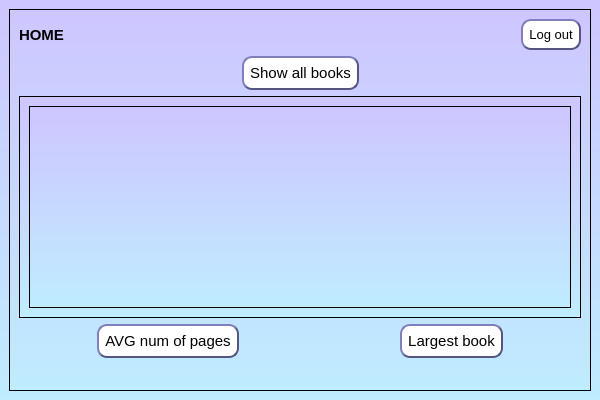
Qt form ui/library.ui (irakliskhirtladze/Book-library) before a commit.
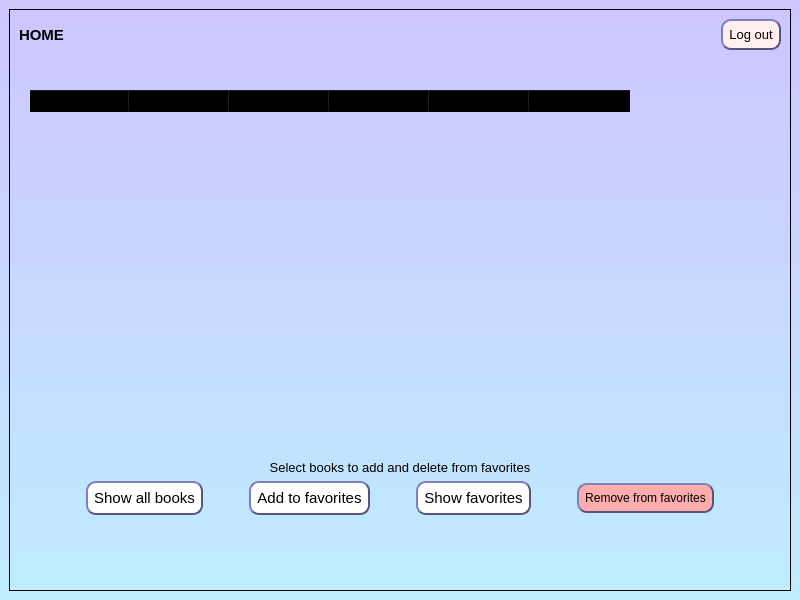
The same form after that commit.

Commit message: Added favorites section and related capabilities

```diff
--- a/ui/library.ui
+++ b/ui/library.ui
@@ -6,14 +6,14 @@
    <rect>
     <x>0</x>
     <y>0</y>
-    <width>600</width>
-    <height>400</height>
+    <width>800</width>
+    <height>600</height>
    </rect>
   </property>
   <property name="minimumSize">
    <size>
-    <width>600</width>
-    <height>400</height>
+    <width>800</width>
+    <height>600</height>
    </size>
   </property>
   <property name="windowTitle">
@@ -35,6 +35,24 @@
       <layout class="QGridLayout" name="gridLayout_3">
        <item row="0" column="0">
         <layout class="QGridLayout" name="gridLayout_2">
+         <item row="1" column="0">
+          <widget class="QLabel" name="label_3">
+           <property name="font">
+            <font>
+             <pointsize>11</pointsize>
+            </font>
+           </property>
+           <property name="styleSheet">
+            <string notr="true">background-color: transparent</string>
+           </property>
+           <property name="text">
+            <string/>
+           </property>
+           <property name="alignment">
+            <set>Qt::AlignCenter</set>
+           </property>
+          </widget>
+         </item>
          <item row="0" column="0">
           <layout class="QHBoxLayout" name="horizontalLayout_3">
            <item>
@@ -94,7 +112,7 @@
              </property>
              <property name="styleSheet">
               <string notr="true">QPushButton {
-background-color:white;
+background-color:rgb(255, 239, 239);
 border-style:outset;
 border-width:2px;
 border-color:rgb(85, 85, 127);
@@ -114,10 +132,12 @@
            </item>
           </layout>
          </item>
-         <item row="1" column="0">
-          <layout class="QHBoxLayout" name="horizontalLayout">
+         <item row="4" column="0">
+          <layout class="QVBoxLayout" name="verticalLayout">
            <item>
-            <spacer name="horizontalSpacer">
+            <layout class="QHBoxLayout" name="horizontalLayout_2">
+             <item>
+              <spacer name="horizontalSpacer_3">
              <property name="orientation">
               <enum>Qt::Horizontal</enum>
              </property>
@@ -157,10 +177,13 @@
             </widget>
            </item>
            <item>
-            <spacer name="horizontalSpacer_2">
+              <spacer name="horizontalSpacer">
              <property name="orientation">
               <enum>Qt::Horizontal</enum>
              </property>
+               <property name="sizeType">
+                <enum>QSizePolicy::Fixed</enum>
+               </property>
              <property name="sizeHint" stdset="0">
               <size>
                <width>40</width>
@@ -169,10 +192,208 @@
              </property>
             </spacer>
            </item>
-          </layout>
+             <item>
+              <widget class="QPushButton" name="pushButton_2">
+               <property name="font">
+                <font>
+                 <pointsize>11</pointsize>
+                </font>
+               </property>
+               <property name="styleSheet">
+                <string notr="true">QPushButton {
+background-color:white;
+border-style:outset;
+border-width:2px;
+border-color:rgb(85, 85, 127);
+border-radius: 10px;
+min-width: 10em;
+padding:6px
+}
+QPushButton:pressed {
+    background-color: rgb(156, 166, 255);
+    border-style: inset;
+}</string>
+               </property>
+               <property name="text">
+                <string>Add to favorites</string>
+               </property>
+              </widget>
+             </item>
+             <item>
+              <spacer name="horizontalSpacer_4">
+               <property name="orientation">
+                <enum>Qt::Horizontal</enum>
+               </property>
+               <property name="sizeType">
+                <enum>QSizePolicy::Fixed</enum>
+               </property>
+               <property name="sizeHint" stdset="0">
+                <size>
+                 <width>40</width>
+                 <height>20</height>
+                </size>
+               </property>
+              </spacer>
+             </item>
+             <item>
+              <widget class="QPushButton" name="pushButton_4">
+               <property name="font">
+                <font>
+                 <pointsize>11</pointsize>
+                </font>
+               </property>
+               <property name="styleSheet">
+                <string notr="true">QPushButton {
+background-color:white;
+border-style:outset;
+border-width:2px;
+border-color:rgb(85, 85, 127);
+border-radius: 10px;
+min-width: 10em;
+padding:6px
+}
+QPushButton:pressed {
+    background-color: rgb(156, 166, 255);
+    border-style: inset;
+}</string>
+               </property>
+               <property name="text">
+                <string>Show favorites</string>
+               </property>
+              </widget>
+             </item>
+             <item>
+              <spacer name="horizontalSpacer_7">
+               <property name="orientation">
+                <enum>Qt::Horizontal</enum>
+               </property>
+               <property name="sizeType">
+                <enum>QSizePolicy::Fixed</enum>
+               </property>
+               <property name="sizeHint" stdset="0">
+                <size>
+                 <width>40</width>
+                 <height>20</height>
+                </size>
+               </property>
+              </spacer>
+             </item>
+             <item>
+              <widget class="QPushButton" name="pushButton_5">
+               <property name="styleSheet">
+                <string notr="true">QPushButton {
+background-color:rgb(255, 172, 172);
+border-style:outset;
+border-width:2px;
+border-color:rgb(85, 85, 127);
+border-radius: 10px;
+min-width: 10em;
+padding:6px
+}
+QPushButton:pressed {
+    background-color: rgb(255, 112, 112);
+    border-style: inset;
+}</string>
+               </property>
+               <property name="text">
+                <string>Remove from favorites</string>
+               </property>
+              </widget>
+             </item>
+             <item>
+              <spacer name="horizontalSpacer_5">
+               <property name="orientation">
+                <enum>Qt::Horizontal</enum>
+               </property>
+               <property name="sizeHint" stdset="0">
+                <size>
+                 <width>40</width>
+                 <height>20</height>
+                </size>
+               </property>
+              </spacer>
+             </item>
+            </layout>
+           </item>
+           <item>
+            <widget class="QLabel" name="label_7">
+             <property name="styleSheet">
+              <string notr="true">background-color: transparent</string>
+             </property>
+             <property name="text">
+              <string/>
+             </property>
+            </widget>
+           </item>
+           <item>
+            <widget class="QLabel" name="label_4">
+             <property name="font">
+              <font>
+               <pointsize>11</pointsize>
+               <weight>75</weight>
+               <bold>true</bold>
+              </font>
+             </property>
+             <property name="styleSheet">
+              <string notr="true">background-color: transparent</string>
+             </property>
+             <property name="text">
+              <string/>
+             </property>
+             <property name="alignment">
+              <set>Qt::AlignCenter</set>
+             </property>
+            </widget>
+           </item>
+           <item>
+            <layout class="QHBoxLayout" name="horizontalLayout_4">
+             <item>
+              <widget class="QLabel" name="label_6">
+               <property name="font">
+                <font>
+                 <pointsize>11</pointsize>
+                 <weight>75</weight>
+                 <bold>true</bold>
+                </font>
+               </property>
+               <property name="styleSheet">
+                <string notr="true">background-color:transparent</string>
+               </property>
+               <property name="text">
+                <string/>
+               </property>
+               <property name="alignment">
+                <set>Qt::AlignCenter</set>
+               </property>
+              </widget>
+             </item>
+            </layout>
+           </item>
+          </layout>
+         </item>
+         <item row="3" column="0">
+          <widget class="QLabel" name="label_2">
+           <property name="font">
+            <font>
+             <pointsize>10</pointsize>
+            </font>
+           </property>
+           <property name="styleSheet">
+            <string notr="true">background-color:transparent</string>
+           </property>
+           <property name="text">
+            <string>Select books to add and delete from favorites</string>
+           </property>
+           <property name="alignment">
+            <set>Qt::AlignCenter</set>
+           </property>
+          </widget>
          </item>
          <item row="2" column="0">
           <widget class="QScrollArea" name="scrollArea">
+           <property name="styleSheet">
+            <string notr="true">background-color: transparent</string>
+           </property>
            <property name="widgetResizable">
             <bool>true</bool>
            </property>
@@ -184,134 +405,53 @@
              <rect>
               <x>0</x>
               <y>0</y>
-              <width>558</width>
-              <height>206</height>
+              <width>758</width>
+              <height>359</height>
              </rect>
             </property>
             <layout class="QGridLayout" name="gridLayout">
              <item row="0" column="0">
-              <widget class="QTableWidget" name="tableWidget"/>
-             </item>
-            </layout>
-           </widget>
-          </widget>
-         </item>
-         <item row="3" column="0">
-          <layout class="QVBoxLayout" name="verticalLayout">
-           <item>
-            <layout class="QHBoxLayout" name="horizontalLayout_2">
-             <item>
-              <spacer name="horizontalSpacer_3">
-               <property name="orientation">
-                <enum>Qt::Horizontal</enum>
-               </property>
-               <property name="sizeHint" stdset="0">
-                <size>
-                 <width>40</width>
-                 <height>20</height>
-                </size>
-               </property>
-              </spacer>
-             </item>
-             <item>
-              <widget class="QPushButton" name="pushButton_2">
+              <widget class="QTableWidget" name="tableWidget">
+               <column>
+                <property name="text">
+                 <string>Book ID</string>
+                </property>
                <property name="font">
                 <font>
                  <pointsize>11</pointsize>
-                </font>
-               </property>
-               <property name="styleSheet">
-                <string notr="true">QPushButton {
-background-color:white;
-border-style:outset;
-border-width:2px;
-border-color:rgb(85, 85, 127);
-border-radius: 10px;
-min-width: 10em;
-padding:6px
-}
-QPushButton:pressed {
-    background-color: rgb(156, 166, 255);
-    border-style: inset;
-}</string>
-               </property>
+                  <weight>75</weight>
+                  <bold>true</bold>
+                 </font>
+                </property>
+               </column>
+               <column>
                <property name="text">
-                <string>AVG num of pages</string>
-               </property>
-              </widget>
-             </item>
-             <item>
-              <spacer name="horizontalSpacer_4">
-               <property name="orientation">
-                <enum>Qt::Horizontal</enum>
-               </property>
-               <property name="sizeHint" stdset="0">
-                <size>
-                 <width>40</width>
-                 <height>20</height>
-                </size>
-               </property>
-              </spacer>
-             </item>
-             <item>
-              <spacer name="horizontalSpacer_7">
-               <property name="orientation">
-                <enum>Qt::Horizontal</enum>
-               </property>
-               <property name="sizeHint" stdset="0">
-                <size>
-                 <width>40</width>
-                 <height>20</height>
-                </size>
-               </property>
-              </spacer>
-             </item>
-             <item>
-              <widget class="QPushButton" name="pushButton_4">
+                 <string>Name</string>
+                </property>
+                <property name="font">
+                 <font>
+                  <pointsize>11</pointsize>
+                  <weight>75</weight>
+                  <bold>true</bold>
+                 </font>
+                </property>
+               </column>
+               <column>
+                <property name="text">
+                 <string>Author</string>
+                </property>
                <property name="font">
                 <font>
                  <pointsize>11</pointsize>
-                </font>
-               </property>
-               <property name="styleSheet">
-                <string notr="true">QPushButton {
-background-color:white;
-border-style:outset;
-border-width:2px;
-border-color:rgb(85, 85, 127);
-border-radius: 10px;
-min-width: 10em;
-padding:6px
-}
-QPushButton:pressed {
-    background-color: rgb(156, 166, 255);
-    border-style: inset;
-}</string>
-               </property>
+                  <weight>75</weight>
+                  <bold>true</bold>
+                 </font>
+                </property>
+               </column>
+               <column>
                <property name="text">
-                <string>Largest book</string>
-               </property>
-              </widget>
-             </item>
-             <item>
-              <spacer name="horizontalSpacer_5">
-               <property name="orientation">
-                <enum>Qt::Horizontal</enum>
-               </property>
-               <property name="sizeHint" stdset="0">
-                <size>
-                 <width>40</width>
-                 <height>20</height>
-                </size>
-               </property>
-              </spacer>
-             </item>
-            </layout>
-           </item>
-           <item>
-            <layout class="QHBoxLayout" name="horizontalLayout_4">
-             <item>
-              <widget class="QLabel" name="label_6">
+                 <string>Page count</string>
+                </property>
                <property name="font">
                 <font>
                  <pointsize>11</pointsize>
@@ -319,19 +459,11 @@
                  <bold>true</bold>
                 </font>
                </property>
-               <property name="styleSheet">
-                <string notr="true">background-color:transparent</string>
-               </property>
+               </column>
+               <column>
                <property name="text">
-                <string/>
-               </property>
-               <property name="alignment">
-                <set>Qt::AlignCenter</set>
-               </property>
-              </widget>
-             </item>
-             <item>
-              <widget class="QLabel" name="label_7">
+                 <string>Cover type</string>
+                </property>
                <property name="font">
                 <font>
                  <pointsize>11</pointsize>
@@ -339,20 +471,24 @@
                  <bold>true</bold>
                 </font>
                </property>
-               <property name="styleSheet">
-                <string notr="true">background-color:transparent</string>
-               </property>
+               </column>
+               <column>
                <property name="text">
-                <string/>
-               </property>
-               <property name="alignment">
-                <set>Qt::AlignCenter</set>
-               </property>
+                 <string>Category</string>
+                </property>
+                <property name="font">
+                 <font>
+                  <pointsize>11</pointsize>
+                  <weight>75</weight>
+                  <bold>true</bold>
+                 </font>
+                </property>
+               </column>
               </widget>
              </item>
             </layout>
-           </item>
-          </layout>
+           </widget>
+          </widget>
          </item>
         </layout>
        </item>
```
Lines whose indentation alone changed are shown as unchanged. The commit also changes 11 other files.
